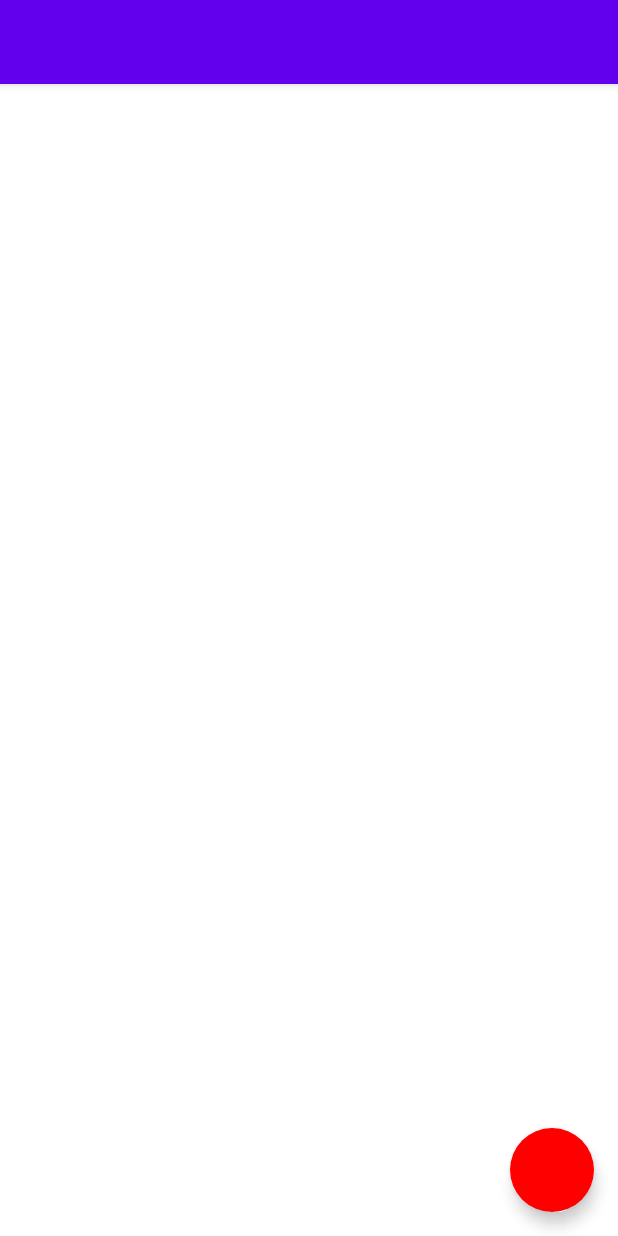
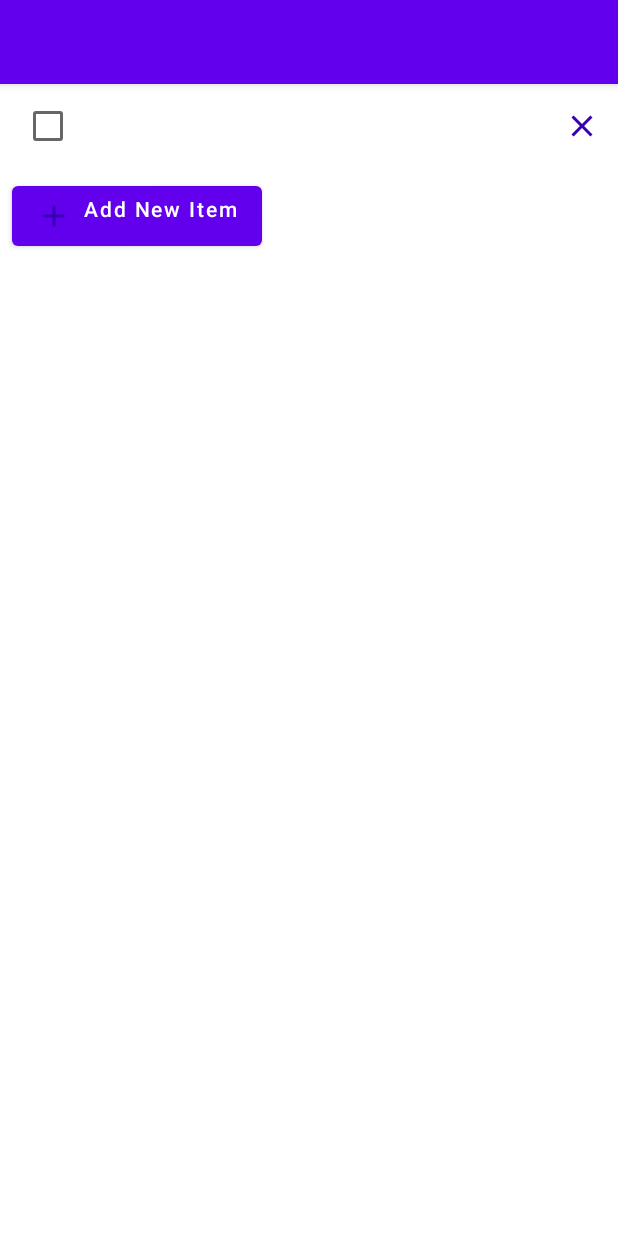
Before and after one commit to madfox40/AndroidCheckList, an Android app built with Jetpack Compose: the screen it shows after launch (MainActivity), on a phone screen of 412 x 824 dp. Run offline under Robolectric (Android 15) with nearby library versions, the phone set to English and light mode, and no system bars.

Commit message:
Buttom to add item integrated in lazzy column

```diff
--- a/app/src/main/java/com/example/checklist/Screens/CheckListScreen.kt
+++ b/app/src/main/java/com/example/checklist/Screens/CheckListScreen.kt
@@ -15,6 +15,7 @@ import androidx.compose.foundation.lazy.items
 import androidx.compose.foundation.lazy.itemsIndexed
 import androidx.compose.material.*
 import androidx.compose.material.icons.Icons
+import androidx.compose.material.icons.filled.Add
 import androidx.compose.material.icons.filled.Close
 import androidx.compose.runtime.*
 import androidx.compose.runtime.saveable.rememberSaveable
@@ -29,9 +30,9 @@ import com.example.checklist.Data.NotCheckedArguments
 import com.example.checklist.MainActivity
 import com.example.checklist.ui.theme.CheckListTheme
 
-private fun getCheckdArguments() = List(0) { i -> CheckListItem("Task # $i", false) }
+private fun getCheckdArguments() = List(1) { i -> CheckListItem("", false) }
 var data = getCheckdArguments().toMutableStateList()
-var data2 = getCheckdArguments()
+
 
 @Composable
 fun MyCheckListItem(label: String, onClose: () -> Unit) {
@@ -93,22 +94,18 @@ fun MyCheckListItem(
     }
 }
 
-fun generateRandom():String{
-    return (0..10000).random().toString()
-}
-
 @Composable
 fun MyCheckList(
     checkItems: SnapshotStateList<CheckListItem> = remember { data }
 ) {
     val deletedItems = remember { mutableStateListOf<Int>() }
     Scaffold(
-        floatingActionButton = {
+        /*floatingActionButton = {
             FloatingActionButton(onClick = { data.add(CheckListItem("", false)) }) {
 
             }
         },
-        isFloatingActionButtonDocked = false,
+        isFloatingActionButtonDocked = false,*/
         topBar = {
             TopAppBar { /* Top app bar content */ }
         }
@@ -143,6 +140,17 @@ fun MyCheckList(
                         }
                     }
                 )
+                item() {
+                    Button(modifier = Modifier.padding(8.dp),onClick = { checkItems.add(CheckListItem(name = "", deleted = false)) }) {
+                        Row() {
+                            Icon(Icons.Filled.Add, contentDescription = "Close", tint = MaterialTheme.colors.primaryVariant)
+                            Spacer(modifier = Modifier.padding(4.dp))
+
+                            Text(text = "Add New Item")
+                        }
+                    }
+                }
+
                /* items(checkItems) { checkItem ->
                     Text("prueba")
                     MyCheckListItem(
@@ -150,14 +158,6 @@ fun MyCheckList(
                         onClose = { checkItems.remove(checkItem) })
                 }*/
             }
-            /*Button(modifier = Modifier.padding(8.dp),onClick = { checkItems.add(MyItems(name = "hola", body = "adios")) }) {
-                Row() {
-                    Icon(Icons.Filled.Add, contentDescription = "Close", tint = MaterialTheme.colors.primaryVariant)
-                    Spacer(modifier = Modifier.padding(4.dp))
-
-                    Text(text = "Add New Item")
-                }
-            }*/
         }
     }
 }
```
